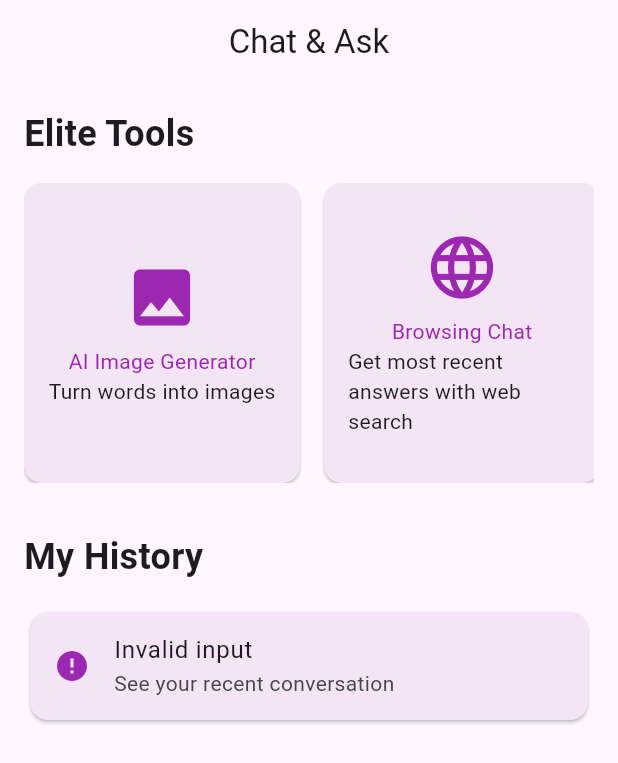
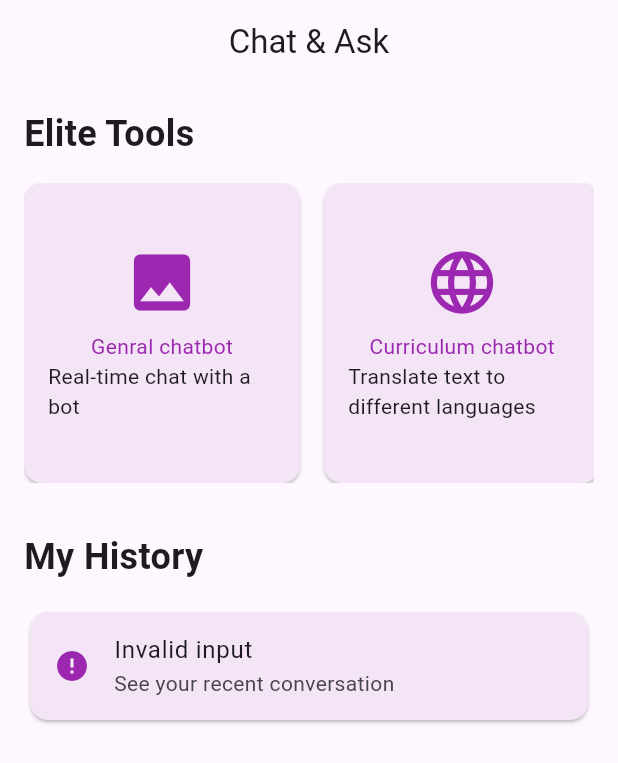
Before and after one commit to MohamedAdel022/University-Companion-, a Flutter app: the BotsScreen screen opened directly, on a phone screen of 412 x 824 dp. Shown: the top 763 px of the screen. Run offline on Flutter 3.47's test engine with Material 3 defaults, Android fonts, the light colour scheme and no system bars; our stand-ins replace curved_navigation_bar, image_picker; network calls fail.

Commit message:
chatbots model

```diff
--- a/lib/screens/bots_screen.dart
+++ b/lib/screens/bots_screen.dart
@@ -2,18 +2,32 @@ import 'package:flutter/material.dart';
 import 'package:test/screens/bot_chat_screen.dart';
 
 class BotsScreen extends StatelessWidget {
-  final List<Map<String, String>> eliteTools = [
-    {
-      'title': 'AI Image Generator',
-      'description': 'Turn words into images',
-      'icon': 'image'
-    },
-    {
-      'title': 'Browsing Chat',
-      'description': 'Get most recent answers with web search',
-      'icon': 'language'
-    },
-    // Add more tools here
+  final List<Bot> eliteTools = [
+    Bot(
+        name: 'Genral chatbot',
+        description: 'Real-time chat with a bot',
+        icon: 'image'),
+    Bot(
+        name: 'Curriculum chatbot',
+        description: 'Translate text to different languages',
+        icon: 'language'),
+    Bot(
+      name: 'summarization chatbot',
+      description: 'Summarize text to the main points',
+      icon: 'language',
+    ),
+    Bot(
+        name: 'improve writing chatbot',
+        description: 'Check grammar and spelling mistakes',
+        icon: 'language'),
+    Bot(
+        name: 'create quizes chatbot',
+        description: 'Create quizzes for your students',
+        icon: 'language'),
+    Bot(
+        name: 'evaluate quizes chatbot',
+        description: 'Evaluate quizzes for your students',
+        icon: 'language'),
   ];
 
   final List<Map<String, String>> history = [
@@ -71,7 +85,7 @@ class BotsScreen extends StatelessWidget {
                             mainAxisAlignment: MainAxisAlignment.center,
                             children: [
                               Icon(
-                                tool['icon'] == 'image'
+                                tool.icon == 'image'
                                     ? Icons.image
                                     : Icons.language,
                                 size: 50,
@@ -79,10 +93,10 @@ class BotsScreen extends StatelessWidget {
                               ),
                               const SizedBox(height: 8),
                               Text(
-                                tool['title']!,
+                                tool.name,
                                 style: const TextStyle(color: Colors.purple),
                               ),
-                              Text(tool['description']!),
+                              Text(tool.description),
                             ],
                           ),
                         ),
@@ -123,3 +137,11 @@ class BotsScreen extends StatelessWidget {
     );
   }
 }
+
+class Bot {
+  String name;
+  String description;
+  String icon;
+
+  Bot({required this.name, required this.description, required this.icon});
+}
```
